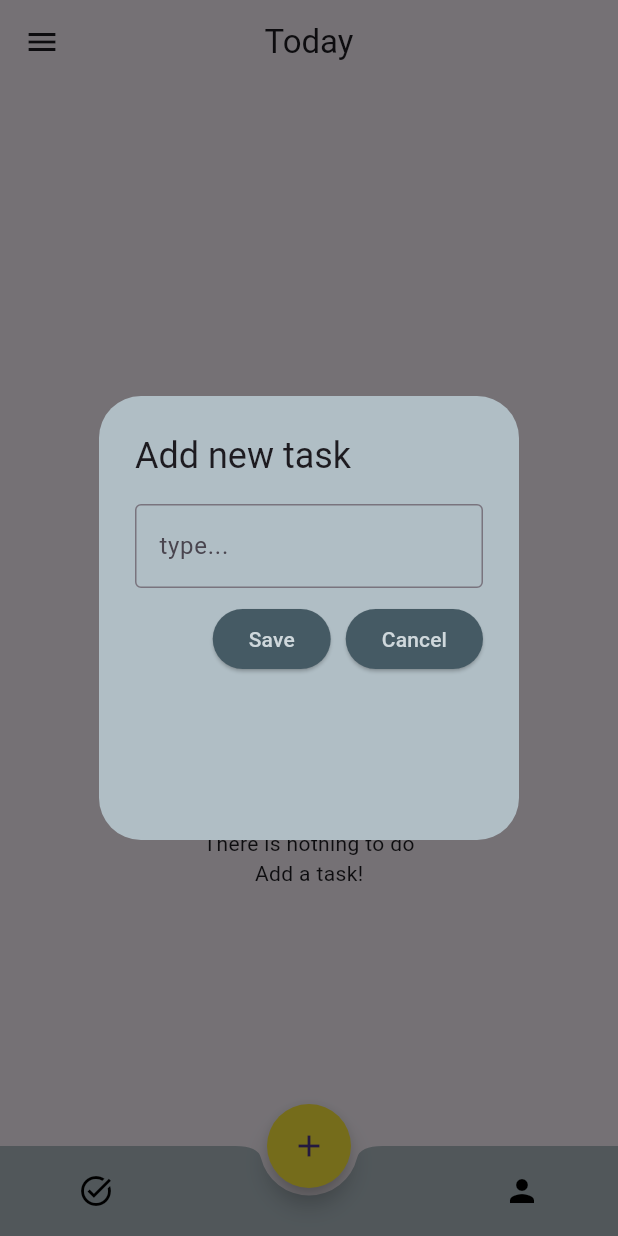
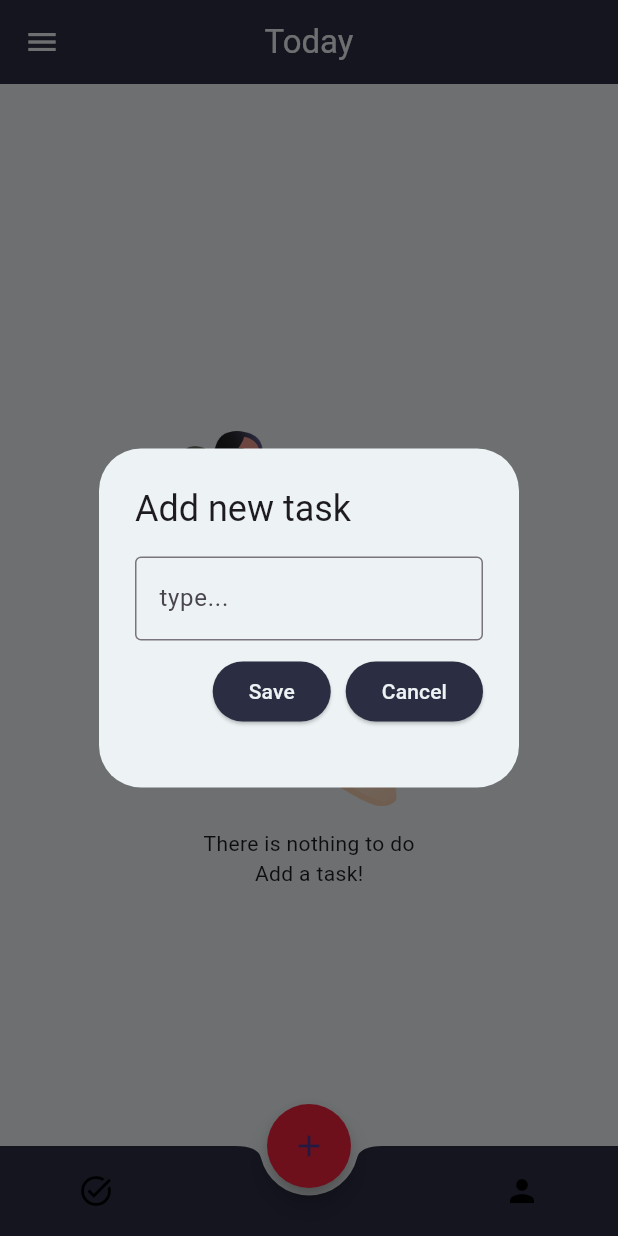
Before and after one commit to farzadseyyedzadeh/today_todo_app, a Flutter app: the screen it shows after launch, after a tap on the "add" icon, on a phone screen of 412 x 824 dp. Run offline on Flutter 3.47's test engine with Material 3 defaults, Android fonts, the phone set to English and light mode, and no system bars; our stand-ins replace flutter_slidable, hive_flutter; accounts and stored records are empty.

Commit message:
ui improved

```diff
--- a/lib/screens/home_screen.dart
+++ b/lib/screens/home_screen.dart
@@ -1,6 +1,7 @@
 import 'package:flutter/material.dart';
 import 'package:hive_flutter/hive_flutter.dart';
 import 'package:today_todo_app/data/database.dart';
+import 'package:today_todo_app/theme/my_color.dart';
 import 'package:today_todo_app/widgets/dialog_box.dart';
 import 'package:today_todo_app/widgets/no_task.dart';
 import 'package:today_todo_app/widgets/side_drawer.dart';
@@ -66,7 +67,7 @@ class _HomeScreenState extends State<HomeScreen> {
     });
     ScaffoldMessenger.of(context).showSnackBar(SnackBar(
       duration: const Duration(seconds: 2),
-      backgroundColor: Colors.red.shade900,
+      backgroundColor: MyColor().fireEngineRed,
       showCloseIcon: true,
       content: const Text('task deleted'),
       action: SnackBarAction(
@@ -83,14 +84,17 @@ class _HomeScreenState extends State<HomeScreen> {
   @override
   Widget build(BuildContext context) {
     return Scaffold(
+        backgroundColor: MyColor().antiFlashWhite,
         extendBody: true,
         appBar: AppBar(
+          backgroundColor: MyColor().spaceCadet,
+          foregroundColor: MyColor().antiFlashWhite,
           title: const Text('Today'),
           centerTitle: true,
         ),
         drawer: const SideDrawer(),
         floatingActionButton: FloatingActionButton(
-          backgroundColor: Colors.yellow,
+          backgroundColor: MyColor().pantoneRed,
           shape: const CircleBorder(),
           onPressed: createNewTask,
           child: const Icon(Icons.add),
--- /dev/null
+++ b/lib/theme/my_color.dart
@@ -0,0 +1,9 @@
+import 'package:flutter/material.dart';
+
+class MyColor {
+  Color spaceCadet = const Color.fromRGBO(43, 45, 66, 1);
+  Color coolGrey = const Color.fromRGBO(141, 153, 174, 1);
+  Color antiFlashWhite = const Color.fromRGBO(237, 242, 244, 1);
+  Color pantoneRed = const Color.fromRGBO(239, 35, 60, 1);
+  Color fireEngineRed = const Color.fromRGBO(217, 4, 41, 1);
+}
--- a/lib/widgets/bottom_navigation_bar.dart
+++ b/lib/widgets/bottom_navigation_bar.dart
@@ -1,4 +1,5 @@
 import 'package:flutter/material.dart';
+import 'package:today_todo_app/theme/my_color.dart';
 
 class BottomNavBar extends StatelessWidget {
   const BottomNavBar({
@@ -9,7 +10,7 @@ class BottomNavBar extends StatelessWidget {
   Widget build(BuildContext context) {
     return BottomAppBar(
       shape: const CircularNotchedRectangle(),
-      color: Colors.blueGrey.shade200,
+      color: MyColor().spaceCadet,
       height: 60.0,
       padding: const EdgeInsets.symmetric(horizontal: 40),
       notchMargin: 5.0,
--- a/lib/widgets/dialog_box.dart
+++ b/lib/widgets/dialog_box.dart
@@ -1,5 +1,6 @@
 import 'package:flutter/material.dart';
 import 'package:today_todo_app/widgets/my_button.dart';
+import 'package:today_todo_app/theme/my_color.dart';
 
 class DialogBox extends StatelessWidget {
   const DialogBox(
@@ -15,9 +16,9 @@ class DialogBox extends StatelessWidget {
   Widget build(BuildContext context) {
     return AlertDialog(
       title: const Text('Add new task'),
-      backgroundColor: Colors.blueGrey.shade200,
+      backgroundColor: MyColor().antiFlashWhite,
       content: Container(
-        height: 200.0,
+        height: 130.0,
         child: Column(
           children: [
             TextField(
--- a/lib/widgets/my_button.dart
+++ b/lib/widgets/my_button.dart
@@ -1,4 +1,5 @@
 import 'package:flutter/material.dart';
+import 'package:today_todo_app/theme/my_color.dart';
 
 class MyButton extends StatelessWidget {
   const MyButton({super.key, required this.text, required this.onPressed});
@@ -10,8 +11,8 @@ class MyButton extends StatelessWidget {
     return ElevatedButton(
       onPressed: onPressed,
       style: ElevatedButton.styleFrom(
-          backgroundColor: Colors.blueGrey.shade700,
-          foregroundColor: Colors.blueGrey.shade100),
+          backgroundColor: MyColor().spaceCadet,
+          foregroundColor: MyColor().antiFlashWhite),
       child: Text(text),
     );
   }
--- a/lib/widgets/task_card.dart
+++ b/lib/widgets/task_card.dart
@@ -1,5 +1,6 @@
 import 'package:flutter/material.dart';
 import 'package:flutter_slidable/flutter_slidable.dart';
+import 'package:today_todo_app/theme/my_color.dart';
 
 class TaskCard extends StatelessWidget {
   final String title;
@@ -24,12 +25,12 @@ class TaskCard extends StatelessWidget {
           SlidableAction(
             onPressed: deleteFunction,
             icon: Icons.delete,
-            backgroundColor: Colors.red,
+            backgroundColor: MyColor().fireEngineRed,
             borderRadius: BorderRadius.circular(15.0),
           ),
         ]),
         child: Card(
-          color: Colors.blueGrey.shade200,
+          color: MyColor().spaceCadet,
           child: Row(
             children: [
               Checkbox(
```
Also changed, not shown: lib/theme/color.dart (deleted, +0 -8 lines), 1 other file.
